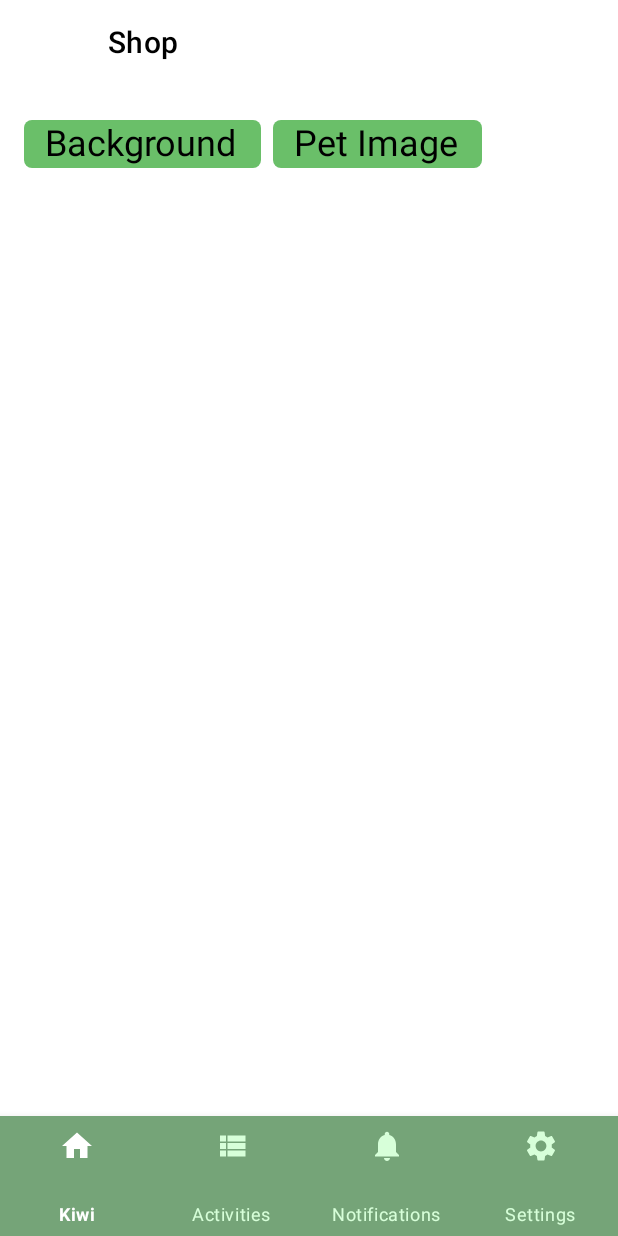
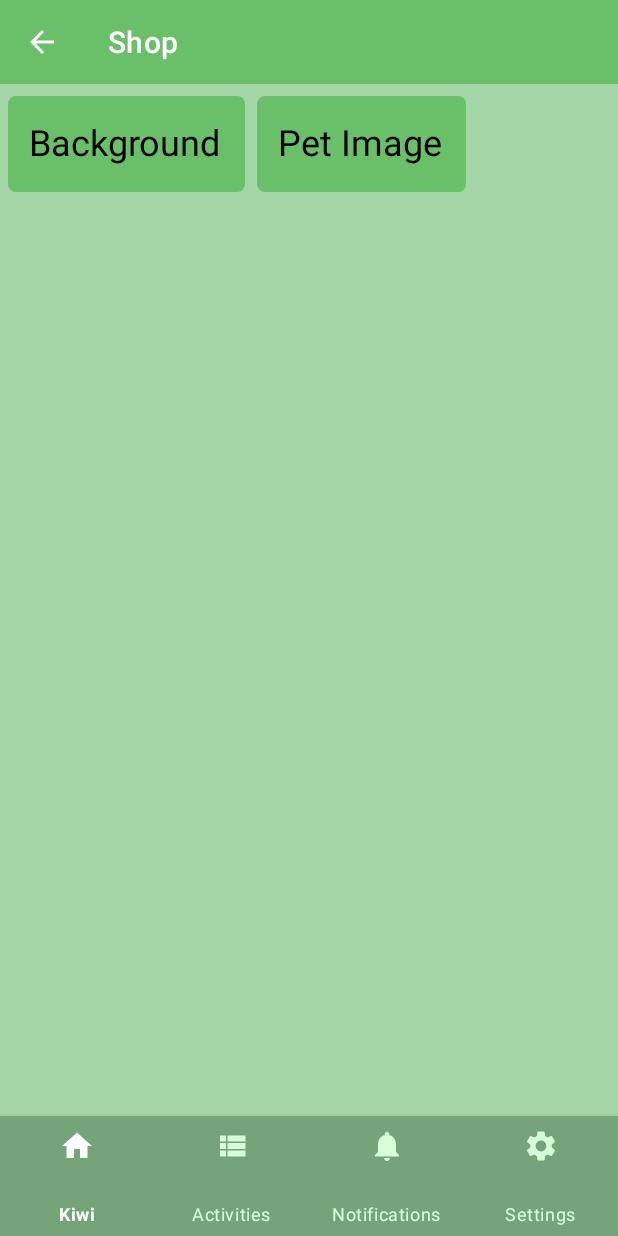
Before and after one commit to Matensz/green-kiwi, an Android app: the ShopFragment screen opened through its navigation route, on a phone screen of 412 x 824 dp. Run offline under Robolectric (Android 15) with nearby library versions, the phone set to English and light mode, and no system bars; our stand-ins replace Room's generated code, data binding, navigation-ui; pictures from the network do not load.

Commit message:
applied new style to shop view, reformatted xml and added content descriptions, added item name to shop item cards

```diff
--- a/app/src/main/res/layout/fragment_shop.xml
+++ b/app/src/main/res/layout/fragment_shop.xml
@@ -13,36 +13,37 @@
     <androidx.constraintlayout.widget.ConstraintLayout
         android:layout_width="match_parent"
         android:layout_height="match_parent"
+        android:background="@color/primaryColor"
         tools:context=".ui.shop.ShopFragment">
 
         <androidx.appcompat.widget.Toolbar
             android:id="@+id/toolbar"
             android:layout_width="match_parent"
             android:layout_height="?attr/actionBarSize"
-            android:background="@android:color/transparent"
+            android:background="@color/secondaryLightColor"
+            app:layout_constraintEnd_toEndOf="parent"
+            app:layout_constraintStart_toStartOf="parent"
             app:layout_constraintTop_toTopOf="parent"
-            app:layout_constraintStart_toStartOf="parent"
-            app:layout_constraintEnd_toEndOf="parent"
-            app:titleTextColor="?attr/colorOnSurface"
             app:navigationIcon="@drawable/ic_baseline_arrow_back_black_24dp"
-            app:title="@string/shop_title" />
+            app:title="@string/shop_title"
+            app:titleTextColor="@color/secondaryTextColor" />
 
         <HorizontalScrollView
             android:id="@+id/shop_categories"
             android:layout_width="match_parent"
             android:layout_height="80dp"
-            app:layout_constraintTop_toBottomOf="@id/toolbar"
+            app:layout_constraintEnd_toEndOf="parent"
             app:layout_constraintStart_toStartOf="parent"
-            app:layout_constraintEnd_toEndOf="parent">
+            app:layout_constraintTop_toBottomOf="@id/toolbar">
 
             <com.google.android.material.chip.ChipGroup
                 android:id="@+id/shop_categories_list"
                 android:layout_width="wrap_content"
                 android:layout_height="match_parent"
-                android:padding="16dp"
-                app:selectionRequired="true"
-                app:singleLine="true"
-                app:singleSelection="true" />
+                android:paddingStart="5dp"
+                android:paddingTop="0dp"
+                android:paddingEnd="5dp"
+                android:paddingBottom="0dp" />
         </HorizontalScrollView>
 
         <androidx.recyclerview.widget.RecyclerView
@@ -50,13 +51,13 @@
             android:layout_width="0dp"
             android:layout_height="0dp"
             android:clipToPadding="true"
+            app:gridData="@{shopViewModel.filteredItems}"
             app:layoutManager="androidx.recyclerview.widget.GridLayoutManager"
             app:layout_constraintBottom_toBottomOf="parent"
             app:layout_constraintEnd_toEndOf="parent"
             app:layout_constraintStart_toStartOf="parent"
             app:layout_constraintTop_toBottomOf="@id/shop_categories"
             app:spanCount="2"
-            app:gridData="@{shopViewModel.filteredItems}"
             tools:itemCount="16"
             tools:listitem="@layout/shop_grid_item" />
 
--- a/app/src/main/res/values/strings.xml
+++ b/app/src/main/res/values/strings.xml
@@ -94,4 +94,6 @@
     <string name="home_view_gold_description">Image of a gold coin</string>
     <string name="home_view_pet_description">Image of your pet kiwi</string>
     <string name="activities_view_activity_image_description">This image shows the corresponding activity</string>
+    <string name="shop_view_item_description">This is the image of the actual item</string>
+    <string name="shop_view_purchase_status_description">This icon represents whether the item is purchasable or already purchased</string>
 </resources>
```
Also changed, not shown: app/src/main/java/com/szte/wmm/greenkiwi/ui/shop/ShopItemGridAdapter.kt (+8 -1 lines), app/src/main/res/layout/shop_grid_item.xml (+44 -12 lines), 1 other file.
